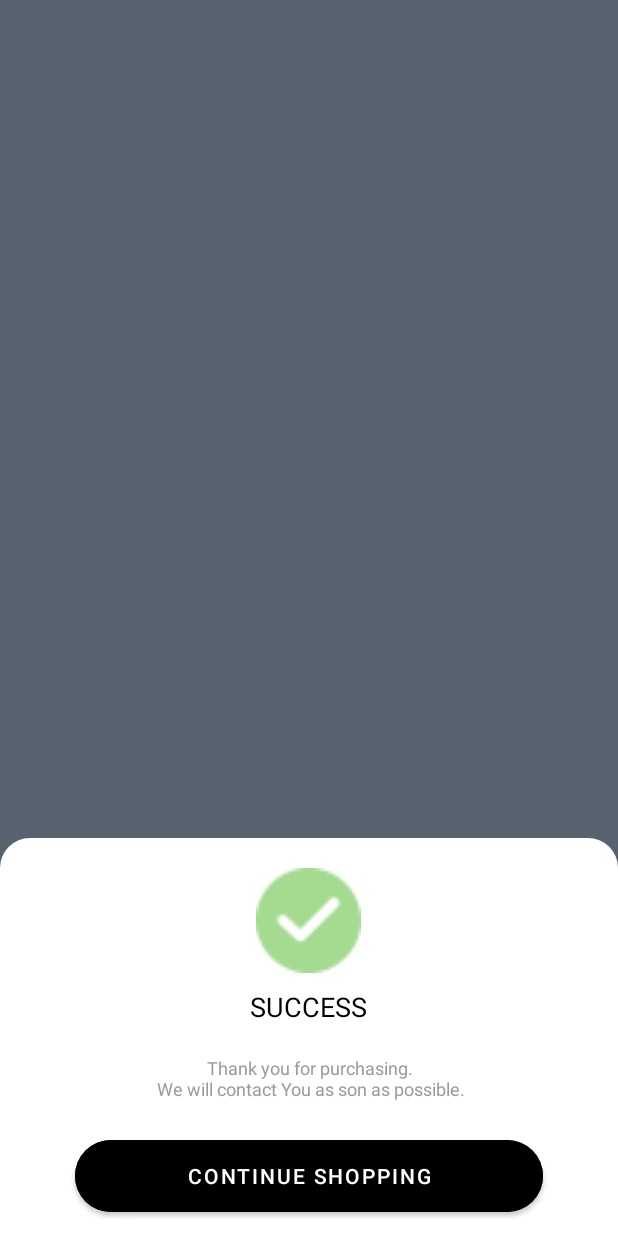
After one commit to ETS-Android2/MindshopUI-Android, an Android app: the layout success_popup.xml on its own in the app's theme, with its tools: preview values and no code run, on a phone screen of 412 x 824 dp. The commit adds this screen. Run offline under Robolectric (Android 15) with nearby library versions, the phone set to English and light mode, and no system bars.

Commit message:
Success Popup

```diff
--- a/app/src/main/res/layout/activity_sign.xml
+++ b/app/src/main/res/layout/activity_sign.xml
@@ -160,6 +160,7 @@
             android:layout_marginTop="10dp"
             android:layout_marginEnd="50dp"
             android:backgroundTint="@color/black"
+            android:onClick="siginBTNClicked"
             android:text="@string/signINBTN"
             android:textColor="@color/white"
             app:shapeAppearanceOverlay="@style/PillShapeAppearance" />
--- /dev/null
+++ b/app/src/main/res/layout/success_popup.xml
@@ -0,0 +1,55 @@
+<?xml version="1.0" encoding="utf-8"?>
+<androidx.constraintlayout.widget.ConstraintLayout xmlns:android="http://schemas.android.com/apk/res/android"
+    xmlns:app="http://schemas.android.com/apk/res-auto"
+    android:layout_width="match_parent"
+    android:layout_height="match_parent"
+    android:background="@color/_57636F"
+    android:theme="@style/BottomSheetDialogTheme">
+
+    <LinearLayout
+        android:id="@+id/main_container"
+        android:layout_width="match_parent"
+        android:layout_height="wrap_content"
+        android:background="@drawable/popup_sheet"
+        android:orientation="vertical"
+        app:layout_constraintBottom_toBottomOf="parent">
+
+        <ImageView
+            android:layout_width="70dp"
+            android:layout_height="70dp"
+            android:layout_gravity="center_horizontal"
+            android:layout_marginTop="20dp"
+            android:contentDescription="@string/TODO"
+            android:src="@drawable/success_image" />
+
+        <TextView
+            android:layout_width="wrap_content"
+            android:layout_height="wrap_content"
+            android:layout_gravity="center_horizontal"
+            android:layout_marginVertical="10dp"
+            android:text="SUCCESS"
+            android:textColor="@color/black"
+            android:textSize="18sp" />
+
+        <TextView
+            android:layout_width="match_parent"
+            android:layout_height="wrap_content"
+            android:textAlignment="center"
+            android:layout_marginVertical="10dp"
+            android:text="Thank you for purchasing.\n We will contact You as son as possible."
+            android:textColor="@color/_9A9A9A"
+            android:textSize="12sp" />
+
+        <com.google.android.material.button.MaterialButton
+            android:id="@+id/btn_main"
+            android:layout_width="match_parent"
+            android:layout_height="60dp"
+            android:layout_marginHorizontal="50dp"
+            android:layout_marginVertical="10dp"
+            android:backgroundTint="@color/black"
+            android:text="@string/continue_shopping"
+            android:textColor="@color/white"
+            app:shapeAppearanceOverlay="@style/PillShapeAppearance" />
+    </LinearLayout>
+
+</androidx.constraintlayout.widget.ConstraintLayout>
--- a/app/src/main/res/values/strings.xml
+++ b/app/src/main/res/values/strings.xml
@@ -28,6 +28,8 @@
     <string name="Sales">Sale Discount</string>
     <string name="popular">Popular</string>
     <string name="pending">Pending</string>
+    <string name="confirm">CONFIRM</string>
+    <string name="continue_shopping">CONTINUE SHOPPING</string>
     <!-- TODO: Remove or change this placeholder text -->
     <string name="hello_blank_fragment">Hello blank fragment</string>
 
--- a/app/src/main/res/values/styles.xml
+++ b/app/src/main/res/values/styles.xml
@@ -5,4 +5,9 @@
         <item name="android:buttonBarStyle">?android:attr/buttonBarStyle</item>
     </style>
 
+    <style name="BottomSheetDialogTheme" parent="Theme.MaterialComponents.Light.DarkActionBar">
+        <item name="android:background">@android:color/transparent</item>
+    </style>
+
+
 </resources>
```
Also changed, not shown: app/src/main/java/net/mindzone/mindshopui/activities/Sign.java (+13 -0 lines), app/src/main/res/layout/confirmation_popup.xml (added, +56 -0 lines), app/src/main/res/drawable-hdpi/success_image.png (added), app/src/main/res/drawable-mdpi/success_image.png (added), app/src/main/res/drawable-xhdpi/success_image.png (added), app/src/main/res/drawable-xxhdpi/success_image.png (added), app/src/main/res/drawable-xxxhdpi/success_image.png (added).
